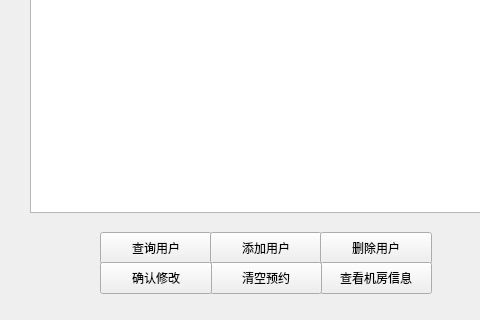
The window that OrderSysV2/orderSystem/widget.ui (wtzhu13/CPPOrCProectDemo) describes before a commit, drawn with Qt 5; both pictures show x 0 to 480 and y 208 to 528 of the 581 by 528 pixel window.
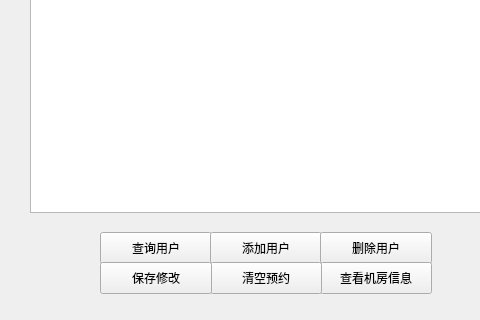
The same window after the commit.

```diff
--- a/OrderSysV2/orderSystem/widget.ui
+++ b/OrderSysV2/orderSystem/widget.ui
@@ -116,7 +116,7 @@
     </rect>
    </property>
    <property name="text">
-    <string>确认修改</string>
+    <string>保存修改</string>
    </property>
   </widget>
  </widget>
```
